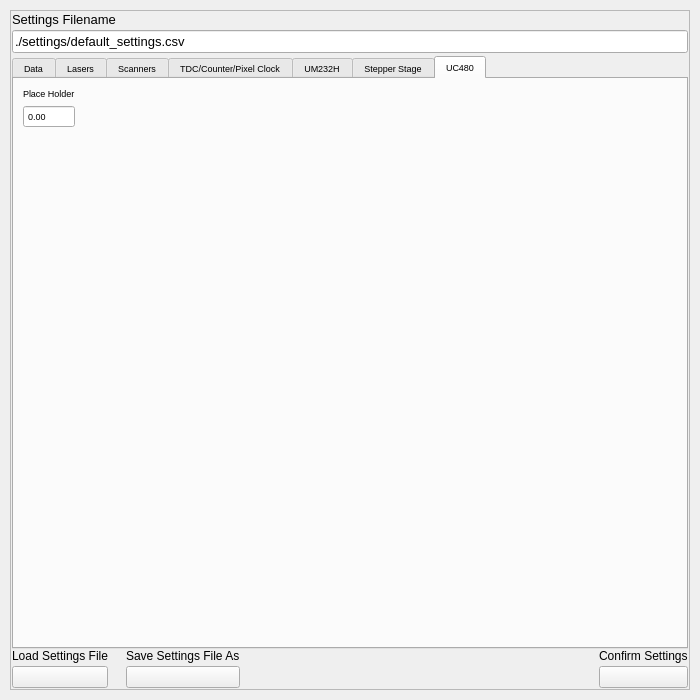
First picture: the form in gui/settingswindow.ui, repository Th3Tr00p3r/gSTED-sFCS, before the edit.
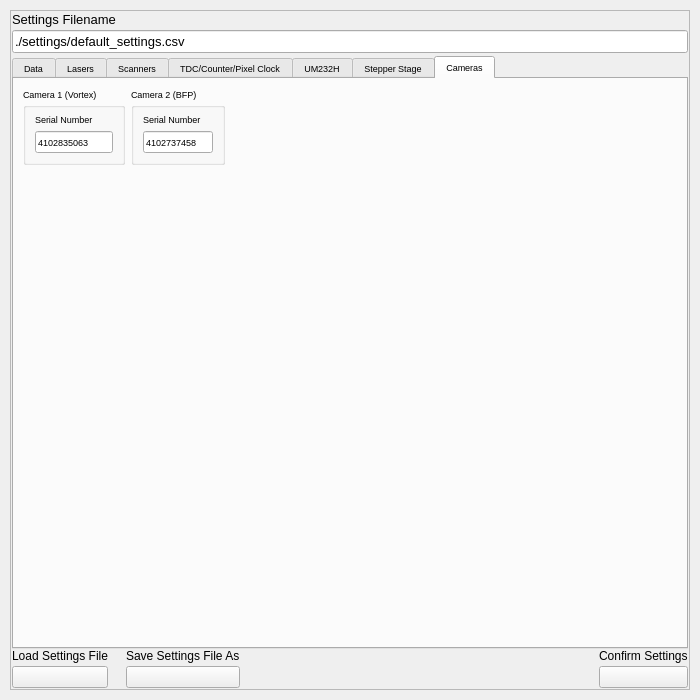
Second picture: the form after the edit. The open tabs and pages were chosen to show the change. Icons and pictures are not drawn.

Commit message: Done with new camera control - can now control 2 cameras, which are instantiated when the window is loaded, with each display always showing the same camera (vortex/BFP).

Diff of the .ui file:
```diff
--- a/gui/settingswindow.ui
+++ b/gui/settingswindow.ui
@@ -2413,41 +2413,63 @@
         </widget>
         <widget class="QWidget" name="uc480">
          <attribute name="title">
-          <string>UC480</string>
+          <string>Cameras</string>
          </attribute>
          <layout class="QGridLayout" name="gridLayout_22">
           <item row="0" column="0">
-           <layout class="QVBoxLayout" name="verticalLayout_100">
+           <layout class="QHBoxLayout" name="horizontalLayout_14">
             <item>
-             <widget class="QLabel" name="label_88">
-              <property name="text">
-               <string>Place Holder</string>
+             <widget class="QGroupBox" name="groupBox_6">
+              <property name="title">
+               <string>Camera 1 (Vortex)</string>
               </property>
+              <layout class="QGridLayout" name="gridLayout_16">
+               <item row="0" column="0">
+                <layout class="QVBoxLayout" name="verticalLayout_5">
+                 <item>
+                  <widget class="QLabel" name="label">
+                   <property name="text">
+                    <string>Serial Number</string>
+                   </property>
+                  </widget>
+                 </item>
+                 <item>
+                  <widget class="QLineEdit" name="cam1Serial">
+                   <property name="text">
+                    <string>4102835063</string>
+                   </property>
+                  </widget>
+                 </item>
+                </layout>
+               </item>
+              </layout>
              </widget>
             </item>
             <item>
-             <widget class="QDoubleSpinBox" name="uc480PlaceHolder">
-              <property name="buttonSymbols">
-               <enum>QAbstractSpinBox::NoButtons</enum>
+             <widget class="QGroupBox" name="groupBox_16">
+              <property name="title">
+               <string>Camera 2 (BFP)</string>
               </property>
-              <property name="decimals">
-               <number>2</number>
-              </property>
-              <property name="minimum">
-               <double>0.000000000000000</double>
-              </property>
-              <property name="maximum">
-               <double>5.000000000000000</double>
-              </property>
-              <property name="singleStep">
-               <double>0.010000000000000</double>
-              </property>
-              <property name="stepType">
-               <enum>QAbstractSpinBox::AdaptiveDecimalStepType</enum>
-              </property>
-              <property name="value">
-               <double>0.000000000000000</double>
-              </property>
+              <layout class="QGridLayout" name="gridLayout_19">
+               <item row="0" column="0">
+                <layout class="QVBoxLayout" name="verticalLayout_9">
+                 <item>
+                  <widget class="QLabel" name="label_2">
+                   <property name="text">
+                    <string>Serial Number</string>
+                   </property>
+                  </widget>
+                 </item>
+                 <item>
+                  <widget class="QLineEdit" name="cam2Serial">
+                   <property name="text">
+                    <string>4102737458</string>
+                   </property>
+                  </widget>
+                 </item>
+                </layout>
+               </item>
+              </layout>
              </widget>
             </item>
            </layout>
```
Left out of the diff: 4 changed lines with no effect on the pictures. The commit also changes 8 other files.
